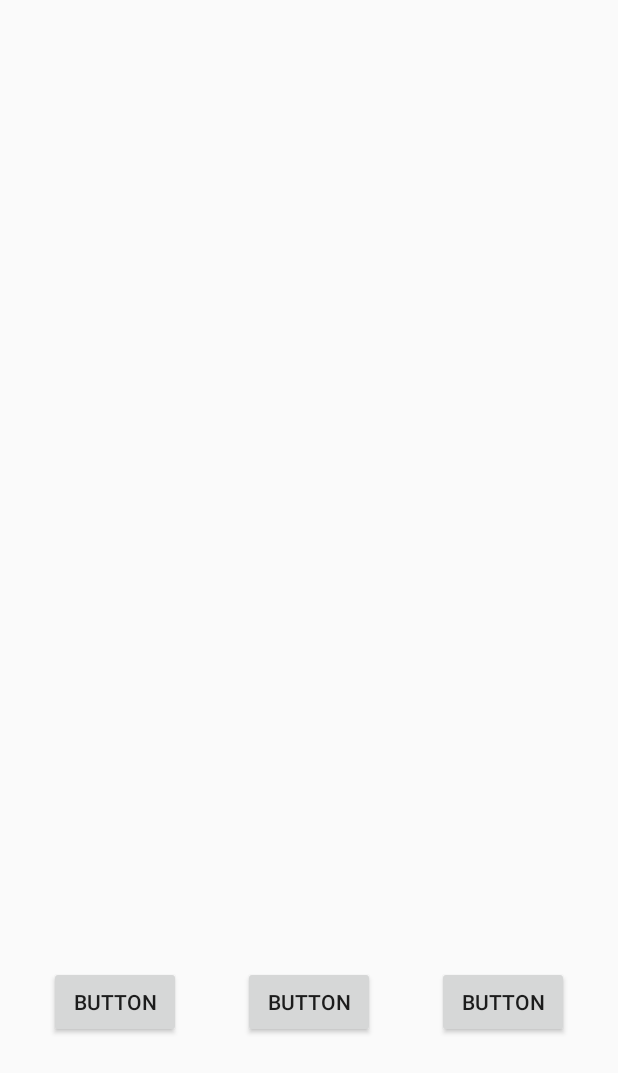
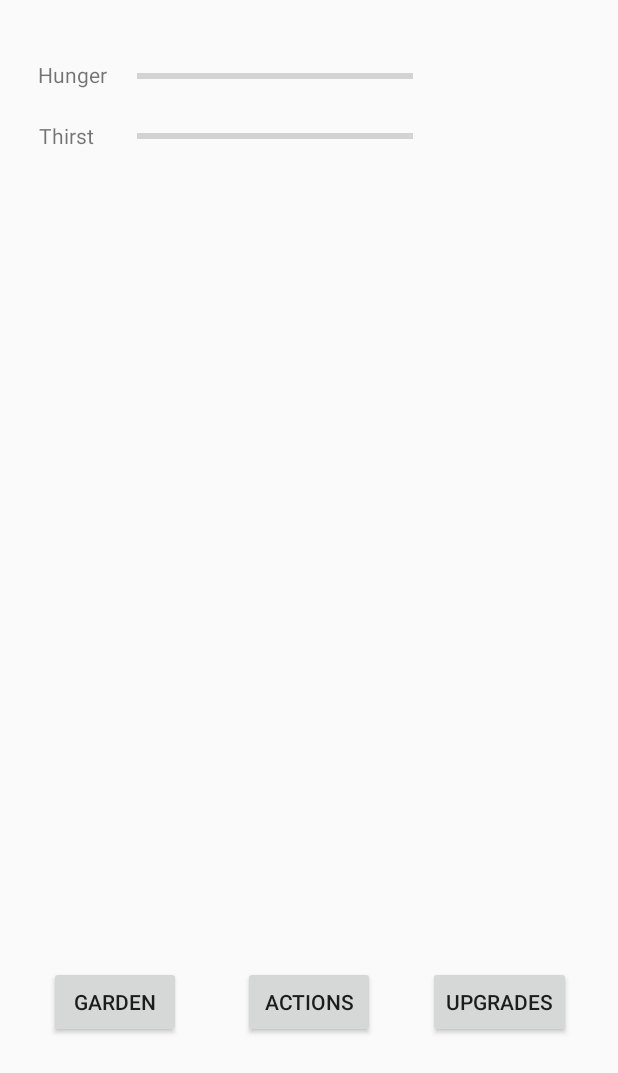
Before and after one commit to JTucker2000/Pettomato, an Android app: the screen it shows after launch (MainActivity), on a phone screen of 412 x 824 dp. Shown: the top 1073 px of the screen. Run offline under Robolectric (Android 15) with nearby library versions, the phone set to English and light mode, and no system bars.

Commit message:
Started basic UI work

```diff
--- a/app/build.gradle
+++ b/app/build.gradle
@@ -14,6 +14,7 @@ android {
         versionName "1.0"
 
         testInstrumentationRunner "androidx.test.runner.AndroidJUnitRunner"
+        vectorDrawables.useSupportLibrary = true
     }
 
     buildTypes {
--- a/app/src/main/java/com/example/pettomato/MainActivity.kt
+++ b/app/src/main/java/com/example/pettomato/MainActivity.kt
@@ -7,5 +7,6 @@ class MainActivity : AppCompatActivity() {
     override fun onCreate(savedInstanceState: Bundle?) {
         super.onCreate(savedInstanceState)
         setContentView(R.layout.activity_main)
+
     }
 }
--- a/app/src/main/res/layout/activity_main.xml
+++ b/app/src/main/res/layout/activity_main.xml
@@ -6,21 +6,11 @@
     android:layout_height="match_parent"
     tools:context=".MainActivity">
 
-    <ImageView
-        android:id="@+id/imageView3"
+    <Button
+        android:id="@+id/garden_btn"
         android:layout_width="wrap_content"
         android:layout_height="wrap_content"
-        app:layout_constraintBottom_toBottomOf="parent"
-        app:layout_constraintLeft_toLeftOf="parent"
-        app:layout_constraintRight_toRightOf="parent"
-        app:layout_constraintTop_toTopOf="parent"
-        tools:srcCompat="@tools:sample/avatars" />
-
-    <Button
-        android:id="@+id/button"
-        android:layout_width="wrap_content"
-        android:layout_height="wrap_content"
-        android:text="Button"
+        android:text="Garden"
         app:layout_constraintBottom_toBottomOf="parent"
         app:layout_constraintHorizontal_bias="0.10"
         app:layout_constraintLeft_toLeftOf="parent"
@@ -29,27 +19,73 @@
         app:layout_constraintVertical_bias="0.83" />
 
     <Button
-        android:id="@+id/button2"
+        android:id="@+id/actions_btn"
         android:layout_width="wrap_content"
         android:layout_height="wrap_content"
-        android:text="Button"
+        android:text="Actions"
         app:layout_constraintBottom_toBottomOf="parent"
         app:layout_constraintLeft_toLeftOf="parent"
         app:layout_constraintRight_toRightOf="parent"
         app:layout_constraintTop_toTopOf="parent"
-        app:layout_constraintVertical_bias="0.83"
-        tools:layout_editor_absoluteX="39dp"
-        tools:layout_editor_absoluteY="670dp" />
+        app:layout_constraintVertical_bias="0.83" />
 
     <Button
-        android:id="@+id/button3"
+        android:id="@+id/upgrades_btn"
         android:layout_width="wrap_content"
         android:layout_height="wrap_content"
-        android:text="Button"
+        android:text="Upgrades"
         app:layout_constraintBottom_toBottomOf="parent"
         app:layout_constraintHorizontal_bias="0.90"
         app:layout_constraintLeft_toLeftOf="parent"
         app:layout_constraintRight_toRightOf="parent"
         app:layout_constraintTop_toTopOf="parent"
         app:layout_constraintVertical_bias="0.83" />
+
+    <ProgressBar
+        android:id="@+id/hunger_progressBar"
+        style="@style/Widget.AppCompat.ProgressBar.Horizontal"
+        android:layout_width="184dp"
+        android:layout_height="22dp"
+        app:layout_constraintBottom_toBottomOf="parent"
+        app:layout_constraintHorizontal_bias="0.4"
+        app:layout_constraintLeft_toLeftOf="parent"
+        app:layout_constraintRight_toRightOf="parent"
+        app:layout_constraintTop_toTopOf="parent"
+        app:layout_constraintVertical_bias="0.05" />
+
+    <TextView
+        android:id="@+id/hunger_text"
+        android:layout_width="wrap_content"
+        android:layout_height="wrap_content"
+        android:text="Hunger"
+        app:layout_constraintBottom_toBottomOf="parent"
+        app:layout_constraintHorizontal_bias="0.07"
+        app:layout_constraintLeft_toLeftOf="parent"
+        app:layout_constraintRight_toRightOf="parent"
+        app:layout_constraintTop_toTopOf="parent"
+        app:layout_constraintVertical_bias="0.05" />
+
+    <ProgressBar
+        android:id="@+id/thirst_progressBar"
+        style="@style/Widget.AppCompat.ProgressBar.Horizontal"
+        android:layout_width="184dp"
+        android:layout_height="22dp"
+        app:layout_constraintBottom_toBottomOf="parent"
+        app:layout_constraintHorizontal_bias="0.4"
+        app:layout_constraintLeft_toLeftOf="parent"
+        app:layout_constraintRight_toRightOf="parent"
+        app:layout_constraintTop_toTopOf="parent"
+        app:layout_constraintVertical_bias="0.1" />
+
+    <TextView
+        android:id="@+id/thirst_text"
+        android:layout_width="wrap_content"
+        android:layout_height="wrap_content"
+        android:text="Thirst"
+        app:layout_constraintBottom_toBottomOf="parent"
+        app:layout_constraintHorizontal_bias="0.07"
+        app:layout_constraintLeft_toLeftOf="parent"
+        app:layout_constraintRight_toRightOf="parent"
+        app:layout_constraintTop_toTopOf="parent"
+        app:layout_constraintVertical_bias="0.1" />
 </androidx.constraintlayout.widget.ConstraintLayout>
```
